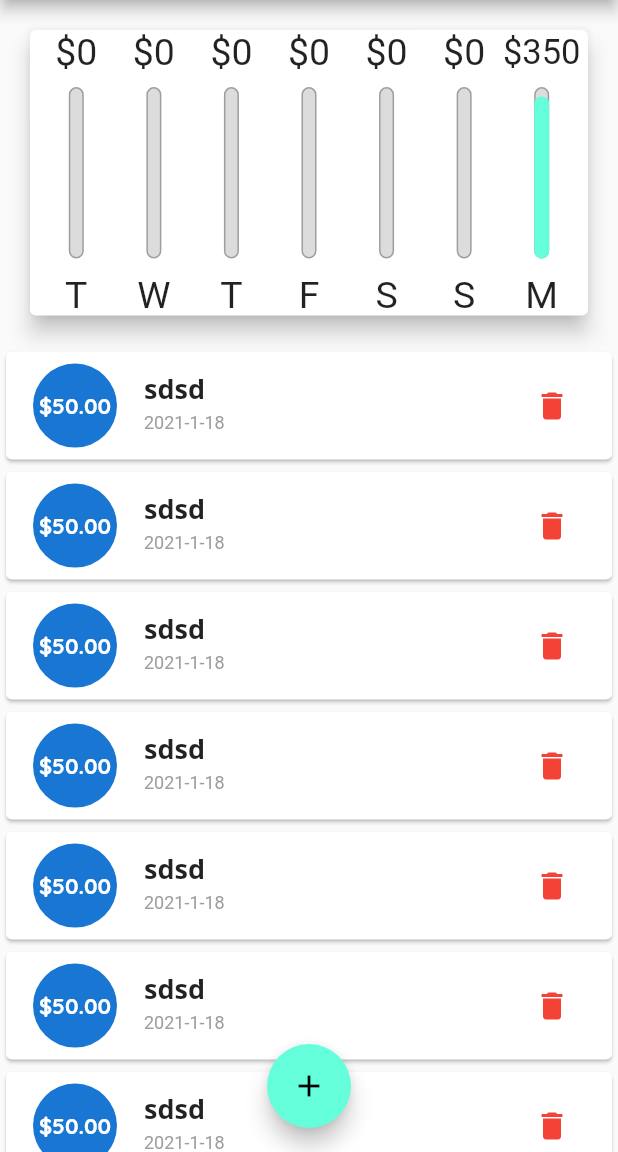
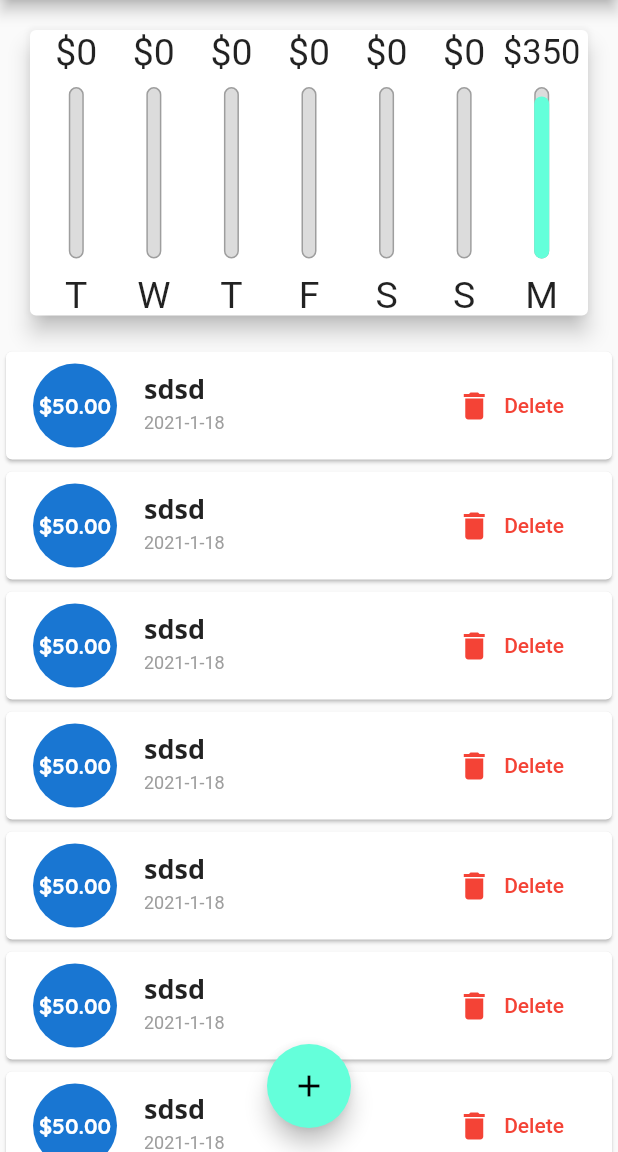
Before and after one commit to mohaBz/ExpensesApp, a Flutter app: the screen it shows after launch, on a phone screen of 412 x 824 dp, the part 84-1236 px from its top. Run offline on Flutter 3.47's test engine with Material 2 defaults, Android fonts, the phone set to English and light mode, and no system bars.

Commit message:
added Lable to delete button on large devices

```diff
--- a/lib/widgets/transactionList.dart
+++ b/lib/widgets/transactionList.dart
@@ -63,7 +63,15 @@ class transactionList extends StatelessWidget {
                       fontSize: 12,
                     ),
                   ),
-                  trailing: IconButton(
+                  trailing: MediaQuery.of(context).size.width >= 400
+                      ? FlatButton.icon(
+                          onPressed: () {
+                            _delete(_userTransactions[index].id);
+                          },
+                          icon: Icon(Icons.delete),
+                          textColor: Theme.of(context).errorColor,
+                          label: Text("Delete"))
+                      : IconButton(
                           icon: Icon(Icons.delete),
                           color: Theme.of(context).errorColor,
                           onPressed: () {
```
Lines whose indentation alone changed are shown as unchanged.
